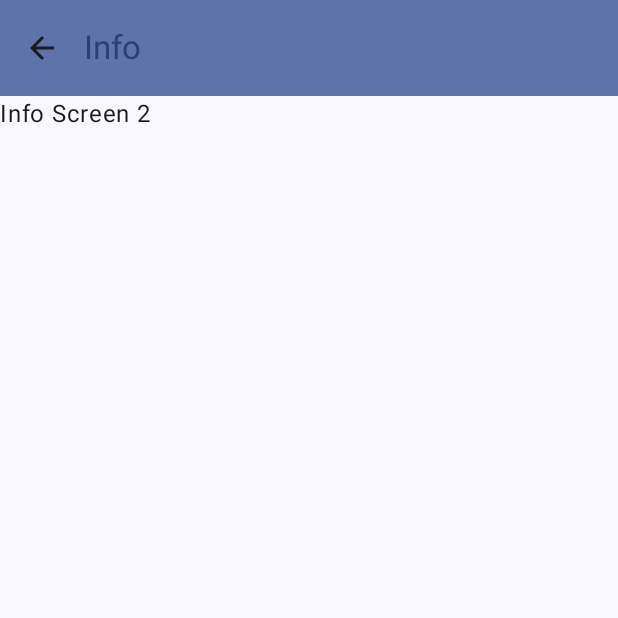
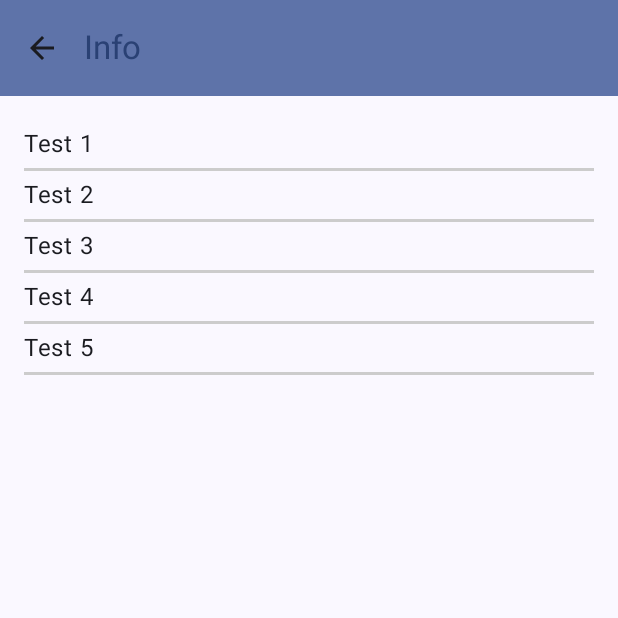
Before and after one commit to upeksha-c/BurnTrack, an Android app built with Jetpack Compose: the ExercisesScreen screen opened through its navigation route, on a phone screen of 412 x 824 dp, the top half of it. Run offline under Robolectric (Android 15) with nearby library versions, the phone set to English and light mode, and no system bars.

Commit message:
Display hardcoded values when touch buttons

```diff
--- a/app/src/main/java/com/example/burntrack/ui/MainActivity.kt
+++ b/app/src/main/java/com/example/burntrack/ui/MainActivity.kt
@@ -9,7 +9,7 @@ import androidx.compose.ui.tooling.preview.Preview
 import androidx.navigation.compose.NavHost
 import androidx.navigation.compose.composable
 import androidx.navigation.compose.rememberNavController
-import com.example.burntrack.ui.screens.ExcercisesScreen
+import com.example.burntrack.ui.screens.ExercisesScreen
 import com.example.burntrack.ui.screens.HomeScreen
 import com.example.burntrack.ui.screens.InfoScreen
 import com.example.burntrack.ui.theme.BurnTrackTheme
@@ -36,7 +36,7 @@ fun BurnTrackApp(){
     ){
         composable(route = "home") { HomeScreen(navController) }
         composable(route = "info") { InfoScreen(navController) }
-        composable(route = "matching_result") { ExcercisesScreen(navController) }
+        composable(route = "matching_result") { ExercisesScreen(navController) }
     }
 }
 
--- a/app/src/main/java/com/example/burntrack/ui/screens/ExcercisesScreen.kt
+++ /dev/null
@@ -1,18 +0,0 @@
-package com.example.burntrack.ui.screens
-
-import androidx.compose.foundation.layout.padding
-import androidx.compose.material3.Scaffold
-import androidx.compose.material3.Text
-import androidx.compose.runtime.Composable
-import androidx.compose.ui.Modifier
-import androidx.navigation.NavController
-import com.example.burntrack.ui.components.ScreenTopAppBar
-
-@Composable
-fun ExcercisesScreen(navController: NavController){
-    Scaffold(
-        topBar = {ScreenTopAppBar("Info", navController)},
-    ){innerPadding ->
-        Text(text = "Info Screen 2", modifier = Modifier.padding(innerPadding))
-    }
-}
--- /dev/null
+++ b/app/src/main/java/com/example/burntrack/ui/screens/ExercisesScreen.kt
@@ -0,0 +1,41 @@
+package com.example.burntrack.ui.screens
+
+import androidx.compose.foundation.layout.padding
+import androidx.compose.foundation.lazy.LazyColumn
+import androidx.compose.foundation.lazy.items
+import androidx.compose.material3.HorizontalDivider
+import androidx.compose.material3.Scaffold
+import androidx.compose.material3.Text
+import androidx.compose.runtime.Composable
+import androidx.compose.ui.Modifier
+import androidx.compose.ui.graphics.Color
+import androidx.compose.ui.unit.dp
+import androidx.lifecycle.viewmodel.compose.viewModel
+import androidx.navigation.NavController
+import com.example.burntrack.ui.components.ScreenTopAppBar
+import com.example.burntrack.viewmodel.ExercisesViewModel
+
+@Composable
+fun ExercisesScreen(navController: NavController, modifier: Modifier = Modifier, exercisesViewModel : ExercisesViewModel = viewModel()){
+    Scaffold(
+        topBar = {ScreenTopAppBar("Info", navController)},
+    ){innerPadding ->
+        ExerciseCardList(modifier.padding(innerPadding), exercisesViewModel.exercises)
+    }
+}
+
+@Composable
+fun ExerciseCardList(modifier: Modifier = Modifier, exercises: List<String>) {
+    LazyColumn (
+        modifier = modifier
+            .padding(16.dp)
+    ){
+        items(exercises) { exercise ->
+            Text(
+                text = exercise,
+                modifier = Modifier.padding(top = 4.dp, bottom = 4.dp)
+            )
+            HorizontalDivider(color = Color.LightGray, thickness = 2.dp)
+        }
+    }
+}
--- /dev/null
+++ b/app/src/main/java/com/example/burntrack/viewmodel/ExercisesViewModel.kt
@@ -0,0 +1,15 @@
+package com.example.burntrack.viewmodel
+
+import androidx.lifecycle.ViewModel
+
+class ExercisesViewModel: ViewModel() {
+    val exercises = mutableListOf<String>()
+
+    init {
+        exercises.add("Test 1")
+        exercises.add("Test 2")
+        exercises.add("Test 3")
+        exercises.add("Test 4")
+        exercises.add("Test 5")
+    }
+}
```
